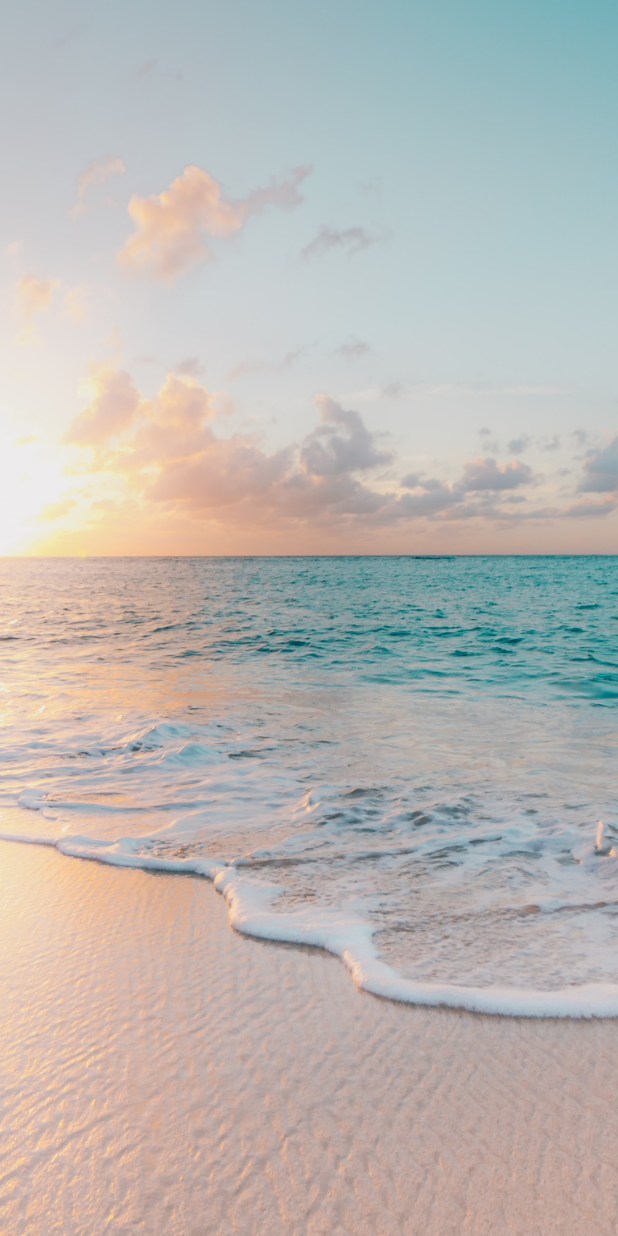
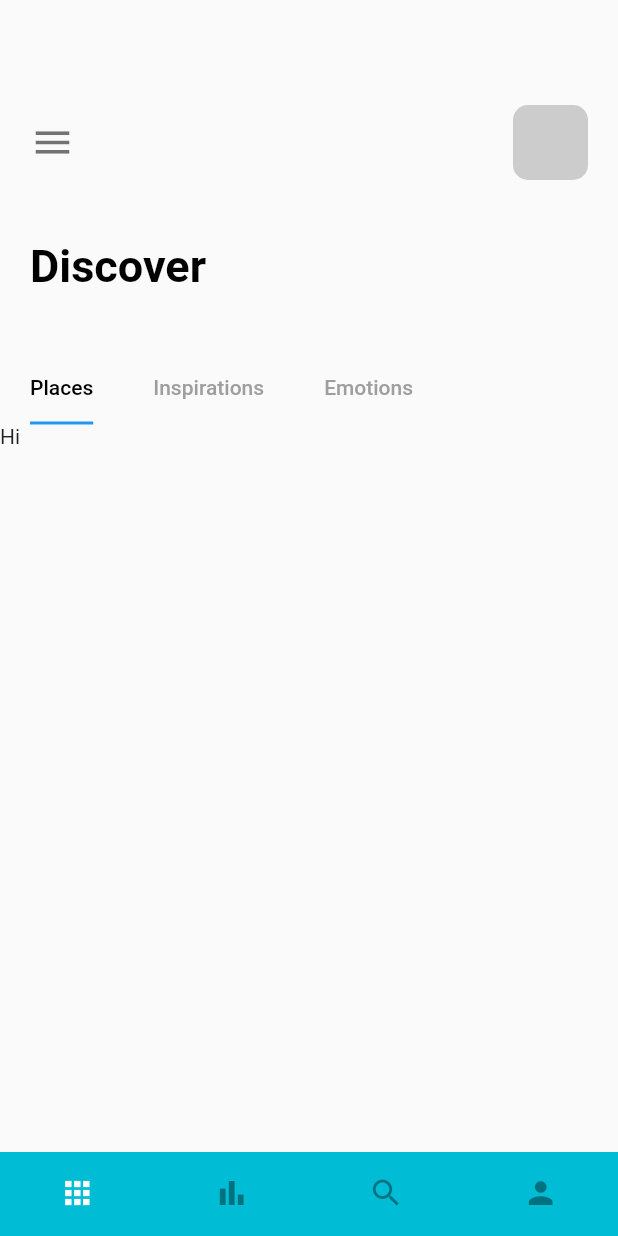
Before and after one commit to MrFahim66/FlutterTourApp, a Flutter app: the screen it shows after launch, on a phone screen of 412 x 824 dp. Run offline on Flutter 3.47's test engine with Material 2 defaults, Android fonts, the phone set to English and light mode, and no system bars; statements that could not run were skipped.

Commit message:
Updating Second Phase of Work.

```diff
--- a/lib/main.dart
+++ b/lib/main.dart
@@ -1,6 +1,8 @@
 import 'package:flutter/material.dart';
 import 'package:flutter/src/widgets/container.dart';
 import 'package:flutter/src/widgets/framework.dart';
+import 'package:travelapp/pages/navpages/home_page.dart';
+import 'package:travelapp/pages/navpages/main_page.dart';
 import 'package:travelapp/pages/welcome_page.dart';
 
 void main(List<String> args) {
@@ -19,6 +21,6 @@ class MyApp extends StatelessWidget {
         theme: ThemeData(
           primarySwatch: Colors.blue,
         ),
-        home: WelcomePage());
+        home: MainPage());
   }
 }
--- /dev/null
+++ b/lib/pages/navpages/home_page.dart
@@ -0,0 +1,104 @@
+import 'package:flutter/material.dart';
+import 'package:flutter/src/widgets/container.dart';
+import 'package:flutter/src/widgets/framework.dart';
+import 'package:travelapp/widgets/app_large_text.dart';
+
+class HomePage extends StatefulWidget {
+  const HomePage({Key? key}) : super(key: key);
+
+  @override
+  State<HomePage> createState() => _HomePageState();
+}
+
+class _HomePageState extends State<HomePage> with TickerProviderStateMixin {
+  @override
+  Widget build(BuildContext context) {
+    TabController _tabController = TabController(length: 3, vsync: this);
+    return Scaffold(
+        body: Column(
+      crossAxisAlignment: CrossAxisAlignment.start,
+      children: [
+        // Menu Text
+        Container(
+            padding: const EdgeInsets.only(top: 70, left: 20),
+            child: Row(
+              children: [
+                Icon(Icons.menu, size: 30, color: Colors.black54),
+                Expanded(child: Container()),
+                Container(
+                  margin: const EdgeInsets.only(right: 20),
+                  width: 50,
+                  height: 50,
+                  decoration: BoxDecoration(
+                    borderRadius: BorderRadius.circular(10),
+                    color: Colors.grey.withOpacity(0.5),
+                  ),
+                ),
+              ],
+            )),
+        SizedBox(height: 40),
+        // Discover Text
+        Container(
+          margin: const EdgeInsets.only(left: 20),
+          child: AppLargeText(text: "Discover"),
+        ),
+        SizedBox(
+          height: 40,
+        ),
+        // Tabbar
+        Container(
+          child: Align(
+            alignment: Alignment.centerLeft,
+            child: TabBar(
+              labelPadding: const EdgeInsets.only(left: 20, right: 20),
+              controller: _tabController,
+              labelColor: Colors.black,
+              unselectedLabelColor: Colors.grey,
+              isScrollable: true,
+              indicatorSize: TabBarIndicatorSize.label,
+              indicator: ,
+              tabs: [
+                Tab(
+                  text: "Places",
+                ),
+                Tab(
+                  text: "Inspirations",
+                ),
+                Tab(
+                  text: "Emotions",
+                ),
+              ],
+            ),
+          ),
+        ),
+        Container(
+          height: 300,
+          width: double.maxFinite,
+          child: TabBarView(
+              controller: _tabController,
+              children: [Text("Hi"), Text("There"), Text("Bye !")]),
+        )
+      ],
+    ));
+  }
+}
+
+class CircleTabIndicator extends Decoration{
+  final Color color;
+  double radius;
+  @override
+  BoxPainter createBoxPainter([VoidCallback? onChanged]) {
+    // TODO: implement createBoxPainter
+    throw UnimplementedError();
+  }
+
+
+}
+
+class _CirclePainter extends BoxPainter{
+  @override
+  void paint(Canvas canvas, Offset offset, ImageConfiguration configuration) {
+    // TODO: implement paint
+  }
+
+}
--- /dev/null
+++ b/lib/pages/navpages/main_page.dart
@@ -0,0 +1,54 @@
+import 'package:flutter/material.dart';
+import 'package:flutter/cupertino.dart';
+import 'package:flutter/src/widgets/container.dart';
+import 'package:flutter/src/widgets/framework.dart';
+import 'package:travelapp/pages/navpages/bar_item.dart';
+import 'package:travelapp/pages/navpages/home_page.dart';
+import 'package:travelapp/pages/navpages/my_page.dart';
+import 'package:travelapp/pages/navpages/search_page.dart';
+
+class MainPage extends StatefulWidget {
+  const MainPage({Key? key}) : super(key: key);
+
+  @override
+  State<MainPage> createState() => _MainPageState();
+}
+
+class _MainPageState extends State<MainPage> {
+  List pages = [HomePage(), BarItemPage(), SearchPage(), MyPage()];
+
+  // Setting Current Index and Changing
+  int currentIndex = 0;
+  void onTap(int index) {
+    setState(() {
+      currentIndex = index;
+    });
+  }
+
+  @override
+  Widget build(BuildContext context) {
+    return Scaffold(
+      backgroundColor: Colors.white,
+      body: pages[currentIndex],
+      bottomNavigationBar: BottomNavigationBar(
+          unselectedFontSize: 0,
+          selectedFontSize: 0,
+          type: BottomNavigationBarType.fixed,
+          backgroundColor: Colors.cyan,
+          onTap: onTap,
+          currentIndex: currentIndex,
+          selectedItemColor: Colors.white,
+          unselectedItemColor: Colors.black.withOpacity(0.4),
+          showUnselectedLabels: false,
+          showSelectedLabels: false,
+          elevation: 0,
+          items: [
+            BottomNavigationBarItem(icon: Icon(Icons.apps), label: 'Home'),
+            BottomNavigationBarItem(
+                icon: Icon(Icons.bar_chart_sharp), label: 'Bar'),
+            BottomNavigationBarItem(icon: Icon(Icons.search), label: 'Search'),
+            BottomNavigationBarItem(icon: Icon(Icons.person), label: 'My'),
+          ]),
+    );
+  }
+}
--- /dev/null
+++ b/lib/widgets/app_large_text.dart
@@ -0,0 +1,22 @@
+import 'package:flutter/cupertino.dart';
+import 'package:flutter/material.dart';
+import 'package:flutter/src/widgets/container.dart';
+import 'package:flutter/src/widgets/framework.dart';
+
+class AppLargeText extends StatelessWidget {
+  double size;
+  final String text;
+  final Color color;
+  AppLargeText(
+      {Key? key, this.size = 30, required this.text, this.color = Colors.black})
+      : super(key: key);
+
+  @override
+  Widget build(BuildContext context) {
+    return Text(
+      text,
+      style:
+          TextStyle(color: color, fontSize: size, fontWeight: FontWeight.bold),
+    );
+  }
+}
```
Also changed, not shown: lib/misc/colors.dart (added, +11 -0 lines), lib/pages/navpages/bar_item.dart (added, +15 -0 lines), lib/pages/navpages/my_page.dart (added, +15 -0 lines), lib/pages/navpages/search_page.dart (added, +15 -0 lines), lib/pages/welcome_page.dart (+53 -5 lines), lib/widgets/app_text.dart (added, +24 -0 lines), lib/widgets/responsive_button.dart (added, +25 -0 lines), img/balloning.png (added), img/button-one.png (added), img/hiking.png (added), img/kayaking.png (added), img/mountain.jpeg (added), img/snorkling.png (added).
